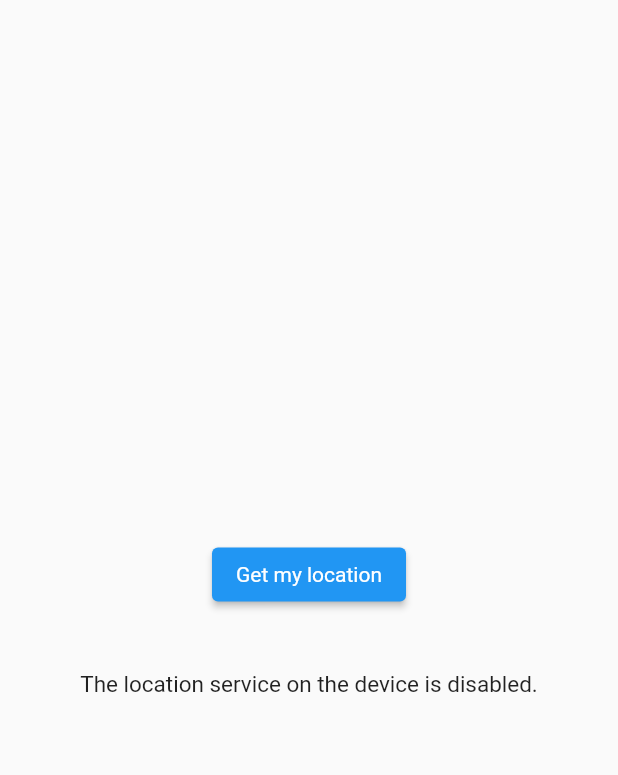
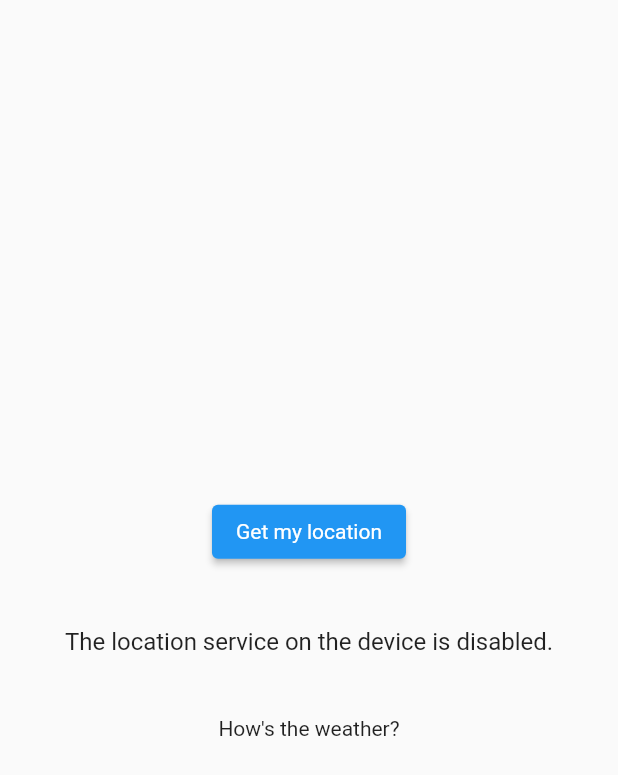
Before and after one commit to gandalgom/chef-weather-app, a Flutter app: the screen it shows after launch, after a tap on "Get my location", on a phone screen of 412 x 824 dp. Shown: the top 775 px of the screen. Run offline on Flutter 3.47's test engine with Material 2 defaults, Android fonts, the phone set to English and light mode, and no system bars; our stand-ins replace geolocator; network calls fail.

Commit message:
http 라이브러리 부착 및 샘플 날씨정보 수집 후 json parsing 기능 구현

```diff
--- a/lib/screens/loading.dart
+++ b/lib/screens/loading.dart
@@ -1,5 +1,8 @@
+import 'dart:convert';
+
 import 'package:flutter/material.dart';
 import 'package:geolocator/geolocator.dart';
+import 'package:http/http.dart' as http;
 
 class Loading extends StatefulWidget {
   const Loading({Key? key}) : super(key: key);
@@ -11,6 +14,13 @@ class Loading extends StatefulWidget {
 class _LoadingState extends State<Loading> {
 
   String currentPosition = 'Where is my location?';
+  String currentWeather = "How's the weather?";
+
+  @override
+  void initState() {
+    super.initState();
+    fetchData();
+  }
 
   @override
   Widget build(BuildContext context) {
@@ -36,12 +46,21 @@ class _LoadingState extends State<Loading> {
             const SizedBox(height: 40.0),
             Text(
               currentPosition,
-              style: const TextStyle(fontSize: 15.0),
+              style: const TextStyle(fontSize: 16.0),
             ),
+            const SizedBox(height: 40.0),
+            Text(currentWeather),
           ],
         ),
       ),
     );
+  }
+
+  void resetScreenInfo() {
+    setState(() {
+      currentPosition = 'Where is my location?';
+      currentWeather = "How's the weather?";
+    });
   }
 
   Future<Position> _determinePosition() async {
@@ -72,4 +91,25 @@ class _LoadingState extends State<Loading> {
       desiredAccuracy: LocationAccuracy.high
     );
   }
+
+  void fetchData() async {
+    var url = Uri.parse('https://samples.openweathermap.org/data/2.5/'
+      'weather?q=London&appid=b1b15e88fa797225412429c1c50c122a1');
+    http.Response response = await http.get(url);
+
+    final String resultData;
+
+    if (response.statusCode == 200) {
+      String jsonData = response.body;
+      var description = jsonDecode(jsonData)['weather'][0]['description'];
+      var wind = jsonDecode(jsonData)['wind']['speed'];
+      var id = jsonDecode(jsonData)['id'].toString();
+
+      resultData = 'description: $description\nwind speed: $wind\nid : $id';
+    } else {
+      resultData = 'Cannot collect weather info!';
+    }
+
+    setState(() => currentWeather = resultData);
+  }
 }
--- a/pubspec.yaml
+++ b/pubspec.yaml
@@ -35,6 +35,7 @@ dependencies:
   # Use with the CupertinoIcons class for iOS style icons.
   cupertino_icons: ^1.0.2
   geolocator: ^8.2.1
+  http: ^0.13.4
 
 dev_dependencies:
   flutter_test:
```
Also changed, not shown: pubspec.lock, 4 other files.
